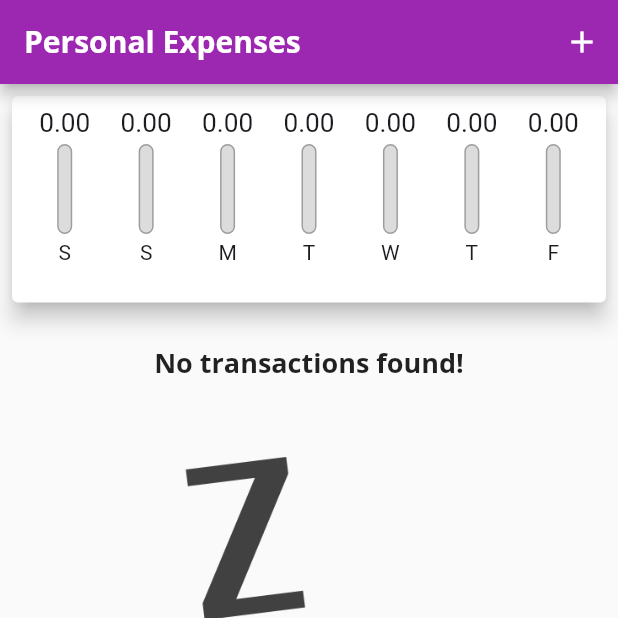
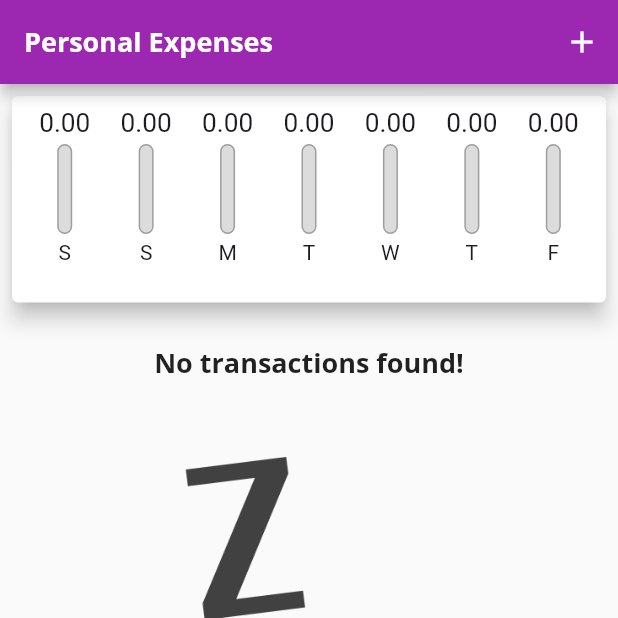
Before and after one commit to dilersik/personal-expenses-flutter, a Flutter app: the screen it shows after launch, on a phone screen of 412 x 824 dp, the top half of it. Run offline on Flutter 3.47's test engine with Material 3 defaults, Android fonts, the phone set to English and light mode, and no system bars.

Commit message:
141. Responsividade em Textos

```diff
--- a/lib/main.dart
+++ b/lib/main.dart
@@ -110,7 +110,10 @@ class _MyHomePageState extends State<MyHomePage> {
   @override
   Widget build(BuildContext context) {
     final appBar = AppBar(
-      title: Text('Personal Expenses'),
+      title: Text(
+        'Personal Expenses',
+        style: TextStyle(fontSize: MediaQuery.of(context).textScaler.scale(18)),
+      ),
       actions: [
         IconButton(
           onPressed: () => _openTransactionFormModal(context),
```
